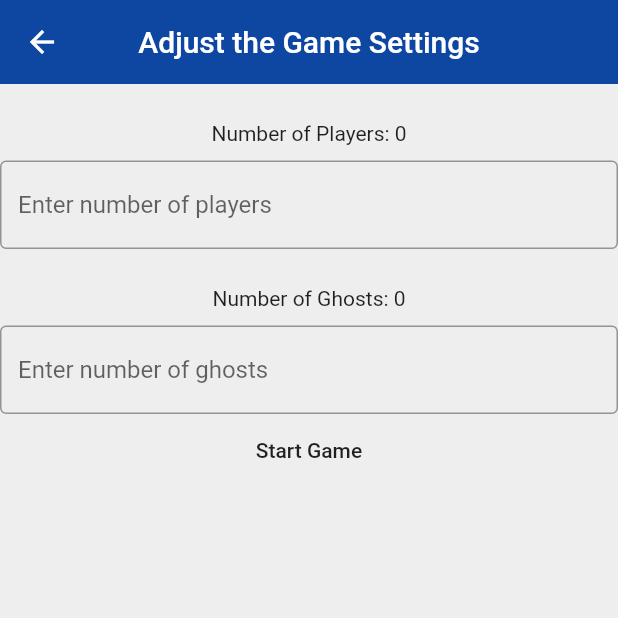
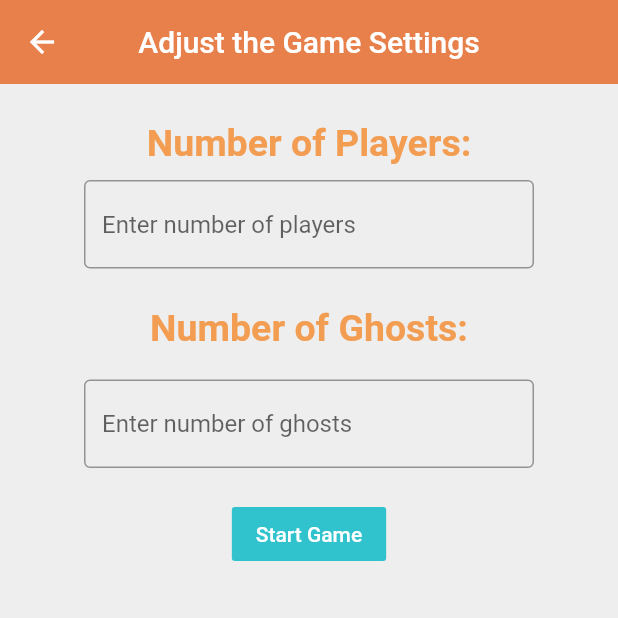
Before and after one commit to JaclynChen/spud_app, a Flutter app: the screen it shows after launch, after a tap on "Create Game", on a phone screen of 412 x 824 dp, the top half of it. Run offline on Flutter 3.47's test engine with Material 2 defaults, Android fonts, the phone set to English and light mode, and no system bars.

Commit message:
styling buttons, text

```diff
--- a/lib/Pages/displayLetters.dart
+++ b/lib/Pages/displayLetters.dart
@@ -25,8 +25,8 @@ class _DisplayLettersState extends State<DisplayLetters> {
     return Scaffold(
       backgroundColor: Colors.grey[200],
       appBar: AppBar(
-        backgroundColor: Colors.blue[900],
-        title: Text('Display Letters'),
+        backgroundColor: const Color(0xFFE8804C),
+        title: Text('Display Players'),
         centerTitle: true,
         elevation: 0,
       ),
--- a/lib/Pages/home.dart
+++ b/lib/Pages/home.dart
@@ -18,24 +18,43 @@ class _HomeState extends State<Home> {
                   padding: EdgeInsets.fromLTRB(0, 125, 0, 30),
                   child: Text('Spud',
                   style: TextStyle(
-                    fontSize: 50.0,
+                    fontSize: 70.0,
                     fontWeight: FontWeight.bold,
                     letterSpacing: 2.0,
-                    color: const Color(0xFFF29D52),
+                    color: const Color(0xFFE8804C),
 
                   ),),
                 ),
-                FlatButton(
+                Container(
+                  padding:EdgeInsets.fromLTRB(0, 10, 0, 10),
+                  width: 130,
+                  height: 65,
+                  child: FlatButton(
                     onPressed: (){
                       Navigator.pushNamed(context, '/toggle');
                     },
-                  child: Text('Create Game'),
+                    color: const Color(0xFF30C3CD),
+                    child: Text('Create Game',
+                    style: TextStyle(
+                      color: const Color(0xFFFFFFFF),
                     ),
-                FlatButton(
+                    ),
+                  ),
+                ),
+                Container(
+                  padding:EdgeInsets.fromLTRB(0, 10, 0, 10),
+                  width: 130,
+                  height: 65,
+                  child: FlatButton(
                     onPressed: (){
                       Navigator.pushNamed(context, '/rules');
                     },
-                  child: Text('Rules'),
+                    color: const Color(0xFF30C3CD),
+                    child: Text('Rules',
+                      style: TextStyle(
+                        color: const Color(0xFFFFFFFF),
+                      ),),
+                  ),
                 ),
               ],
             ),
--- a/lib/Pages/rules.dart
+++ b/lib/Pages/rules.dart
@@ -6,7 +6,7 @@ class Rules extends StatelessWidget {
     return Scaffold(
       backgroundColor: Colors.grey[200],
       appBar: AppBar(
-        backgroundColor: Colors.blue[900],
+        backgroundColor: const Color(0xFFE8804C),
         title: Text('Rules'),
         centerTitle: true,
         elevation: 0,
--- a/lib/Pages/toggle_game.dart
+++ b/lib/Pages/toggle_game.dart
@@ -21,17 +21,28 @@ class _ToggleGameState extends State<ToggleGame> {
     return Scaffold(
       backgroundColor: Colors.grey[200],
       appBar: AppBar(
-        backgroundColor: Colors.blue[900],
+        backgroundColor: const Color(0xFFE8804C),
         title: Text('Adjust the Game Settings'),
         centerTitle: true,
         elevation: 0,
       ),
-      body: Column(
+      body: Center(
+        child: Column(
           children: <Widget> [
                 Container(
                     padding: EdgeInsets.fromLTRB(0, 25, 0, 10),
-                  child: Text('Number of Players: $numPlayers')),
-              TextField(
+                    child:
+                    Text('Number of Players:',
+                      style: TextStyle(
+                        color: const Color(0xFFF29D52),
+                        fontWeight: FontWeight.bold,
+                        fontSize: 25,
+                      ),
+                     )
+                ),
+                Container(
+                  width: 300,
+                  child: TextField(
                     controller: textFieldControllerPlayers,
                     onChanged: (value) => setState(() => this.numPlayers = int.parse(value)),
                     decoration: InputDecoration(
@@ -40,11 +51,20 @@ class _ToggleGameState extends State<ToggleGame> {
                       hintText: 'Enter number of players'
                     ),
                   ),
+                ),
 
             Container(
               padding: EdgeInsets.fromLTRB(0, 25, 0, 10),
-            child: Text('Number of Ghosts: $numGhosts'),),
-          TextField(
+              child: Text('Number of Ghosts:',
+                style: TextStyle(
+                  color: const Color(0xFFF29D52),
+                  fontWeight: FontWeight.bold,
+                  fontSize: 25,
+                ),),),
+            Container(
+              width: 300,
+              padding: EdgeInsets.fromLTRB(0, 10, 0, 20),
+              child: TextField(
                 controller: textFieldControllerGhosts,
                 onChanged: (value) => setState(() => this.numGhosts = int.parse(value)),
                 decoration: InputDecoration(
@@ -53,15 +73,22 @@ class _ToggleGameState extends State<ToggleGame> {
                     hintText: 'Enter number of ghosts'
                 ),
               ),
+            ),
 
             FlatButton(
               onPressed: (){
                 _sendDataToViewNumber(context);
 
               },
-            child: Text('Start Game'),
+              color: const Color(0xFF30C3CD),
+              child: Text('Start Game',
+                style: TextStyle(
+                  color: const Color(0xFFFFFFFF),
+                ),
+              ),
             ),
           ],
+        ),
       ),
     );
 
```
Also changed, not shown: lib/Pages/view_number.dart (+31 -5 lines). Lines whose indentation alone changed are shown as unchanged.
